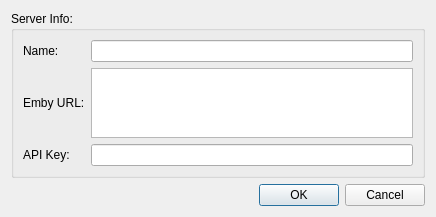
This is UI/EditServerDlg.ui in towel42-com/EmbySync as Qt 5 draws it before an edit. The edited form follows.
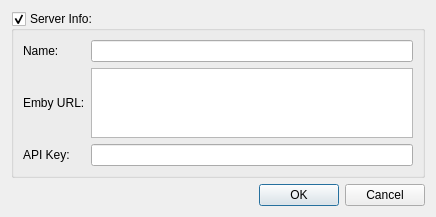
This is the edited form. Custom widgets are drawn as their Qt base class.

What changed in the file:
```diff
--- a/UI/EditServerDlg.ui
+++ b/UI/EditServerDlg.ui
@@ -19,6 +19,9 @@
      <property name="title">
       <string>Server Info:</string>
      </property>
+     <property name="checkable">
+      <bool>true</bool>
+     </property>
      <layout class="QGridLayout" name="gridLayout_2">
       <item row="1" column="1">
        <widget class="CHyperLinkLineEdit" name="url">
```
Left out of the diff: 2 changed lines with no effect on the pictures.
